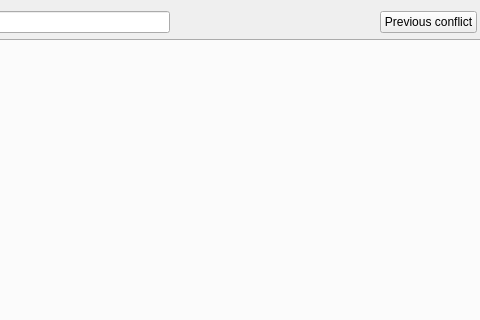
This is application/forms/MotionLabelsEditor.ui in reframedultimate/ReFramed as Qt 5 draws it before an edit; both pictures show x 219 to 699 and y 0 to 320 of the 793 by 596 pixel window. The edited form follows.
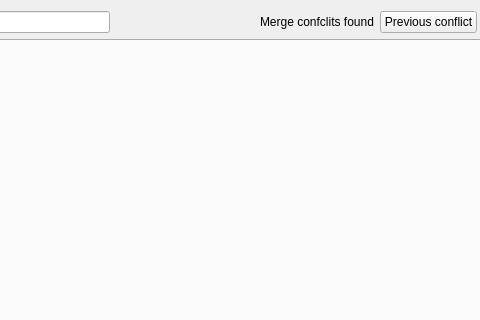
This is the edited form.

Commit message: Making finding merge conflicts more efficient. Need to clean up code a bit

What changed in the file:
```diff
--- a/application/forms/MotionLabelsEditor.ui
+++ b/application/forms/MotionLabelsEditor.ui
@@ -53,6 +53,13 @@
        </property>
       </spacer>
      </item>
+     <item>
+      <widget class="QLabel" name="label_conflicts">
+       <property name="text">
+        <string>Merge confclits found</string>
+       </property>
+      </widget>
+     </item>
      <item>
       <widget class="QPushButton" name="pushButton_prevConflict">
        <property name="text">
```
The commit also changes 2 other files.
